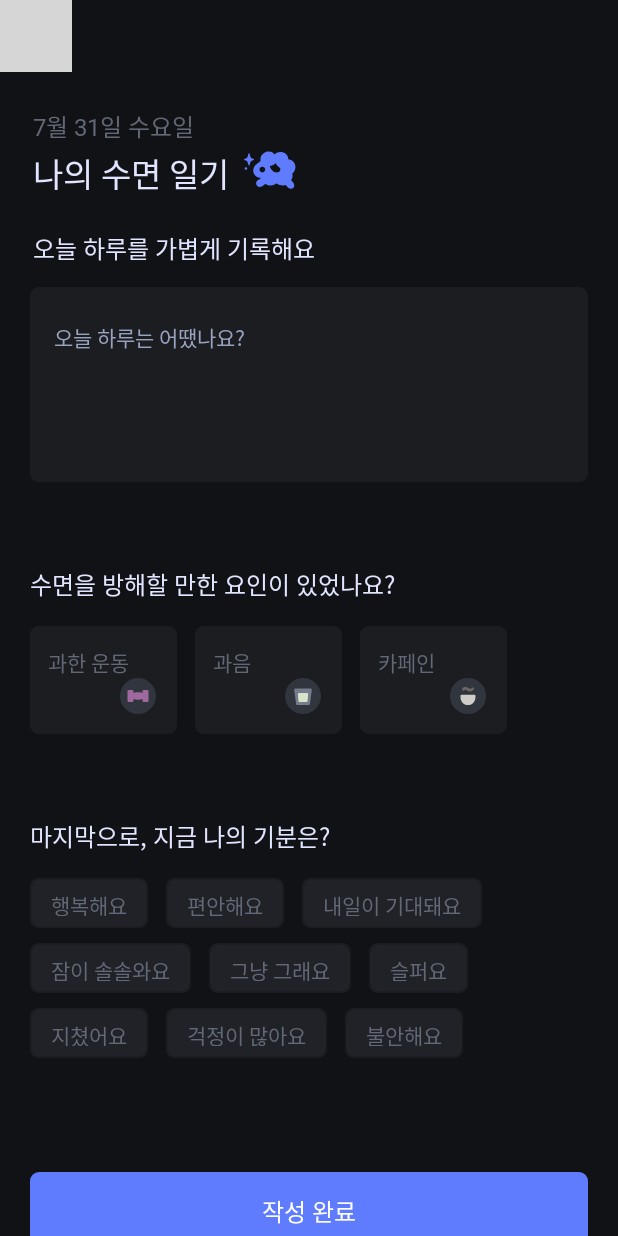
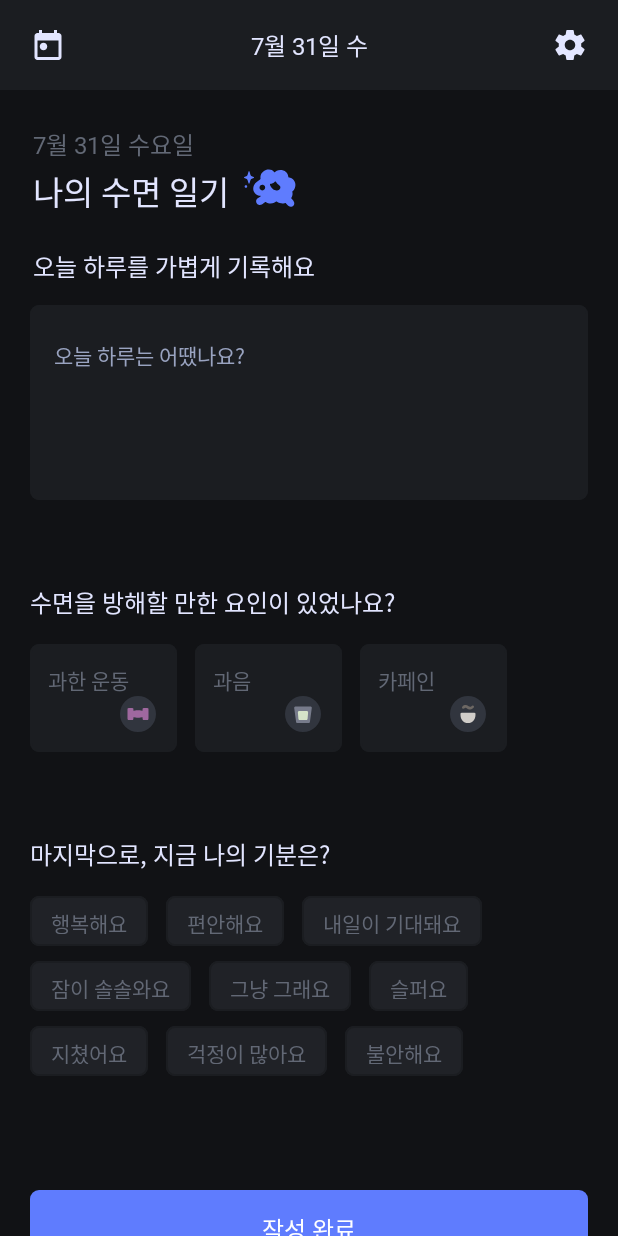
Before and after one commit to JY980311/BreathApplication, an Android app built with Jetpack Compose: the screen it shows after launch (MainActivity), on a phone screen of 412 x 824 dp. Run offline under Robolectric (Android 15) with nearby library versions, the phone set to English and light mode, and no system bars; Roboto replaces fonts that are not available here; grey boxes are pictures that could not be loaded.

Commit message:
"캘린더 아이콘 네비게이션 추가"

```diff
--- a/app/src/main/java/com/example/breathapplication/component/TopBar.kt
+++ b/app/src/main/java/com/example/breathapplication/component/TopBar.kt
@@ -1,5 +1,8 @@
 package com.example.breathapplication.component
 
+import android.os.Build
+import androidx.annotation.RequiresApi
+import androidx.compose.foundation.clickable
 import androidx.compose.foundation.layout.Arrangement
 import androidx.compose.foundation.layout.Row
 import androidx.compose.foundation.layout.fillMaxHeight
@@ -18,13 +21,18 @@ import androidx.compose.ui.Modifier
 import androidx.compose.ui.res.painterResource
 import androidx.compose.ui.text.style.TextAlign
 import androidx.compose.ui.unit.dp
+import androidx.navigation.NavHostController
+import com.example.breathapplication.R
+import com.example.breathapplication.navigation.setting.SettingNavItem
 import com.example.breathapplication.ui.theme.Greyscale10
 import com.example.breathapplication.ui.theme.Greyscale2
 import com.example.breathapplication.ui.theme.Typography2
+import com.example.breathapplication.viewmodel.DiaryScreenViewModel
 
+@RequiresApi(Build.VERSION_CODES.O)
 @OptIn(ExperimentalMaterial3Api::class)
 @Composable
-fun TobBar(title: String, leftIcon : Int? = null, rightIcon : Int? = null) {
+fun TobBar(title: String, leftIcon : Int? = null, rightIcon : Int? = null, navController: NavHostController? = null, diaryScreenViewModel: DiaryScreenViewModel? = null){
     TopAppBar(
         modifier = Modifier
             .fillMaxWidth()
@@ -33,14 +41,19 @@ fun TobBar(title: String, leftIcon : Int? = null, rightIcon : Int? = null) {
             if(leftIcon != null) {
                 Row(
                     modifier = Modifier
-                        .padding(start = 8.dp),
+                        .padding(start = 8.dp)
+                        .clickable {
+                            if (leftIcon == R.drawable.ic_calendar && diaryScreenViewModel != null) {
+                                diaryScreenViewModel.isCalendarClicked.value = !diaryScreenViewModel.isCalendarClicked.value
+                            }
+                        },
                     verticalAlignment = Alignment.CenterVertically,
                     horizontalArrangement = Arrangement.Start,
                 ) {
                     Icon(
                         modifier = Modifier.fillMaxHeight(),
                         painter = painterResource(id = leftIcon),
-                        contentDescription = "calendar",
+                        contentDescription = "leftIcon",
                         tint = Greyscale2,
                     )
                 }
@@ -72,9 +85,19 @@ fun TobBar(title: String, leftIcon : Int? = null, rightIcon : Int? = null) {
                     horizontalArrangement = Arrangement.End,
                 ) {
                     Icon(
-                        modifier = Modifier.fillMaxHeight(),
+                        modifier = Modifier
+                            .fillMaxHeight()
+                            .then(
+                                if (navController != null) {
+                                    Modifier.clickable {
+                                        navController.navigate(SettingNavItem.Setting.route)
+                                    }
+                                } else {
+                                    Modifier
+                                }
+                            ),
                         painter = painterResource(id = rightIcon),
-                        contentDescription = "setting",
+                        contentDescription = "rightIcon",
                         tint = Greyscale2
                     )
                 }
--- a/app/src/main/java/com/example/breathapplication/viewmodel/DiaryScreenViewModel.kt
+++ b/app/src/main/java/com/example/breathapplication/viewmodel/DiaryScreenViewModel.kt
@@ -16,6 +16,8 @@ import java.util.Locale
 
 @RequiresApi(Build.VERSION_CODES.O)
 class DiaryScreenViewModel : ViewModel() {
+
+    var isCalendarClicked = mutableStateOf(false)
 
     /** Write Screen */
     private val _selectedDate = mutableStateOf("")
```
